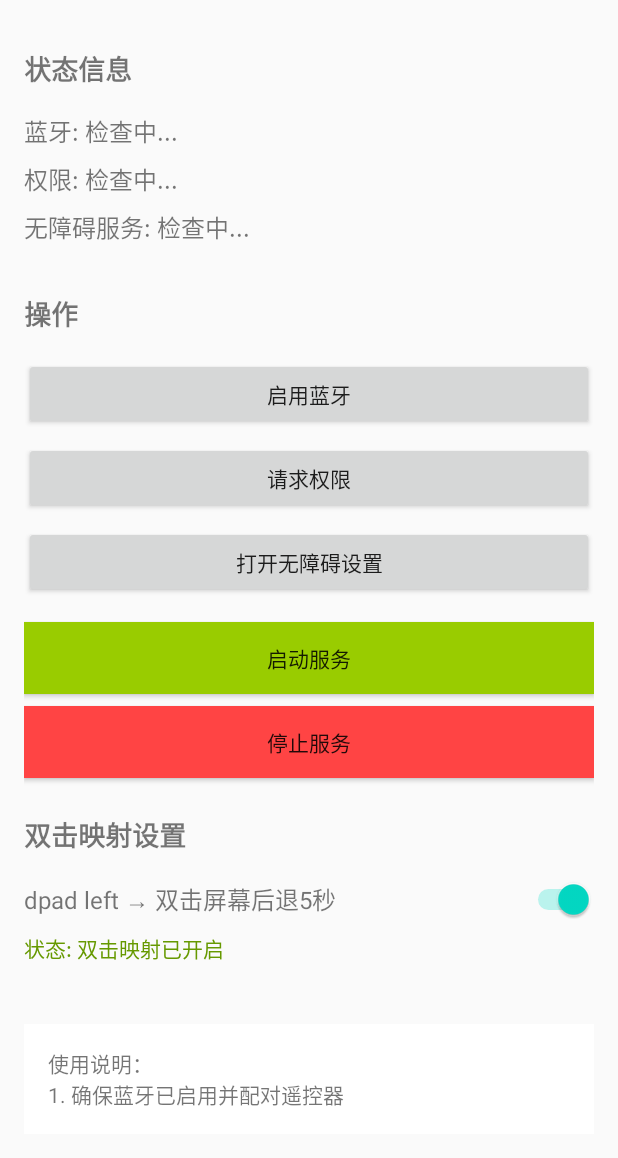
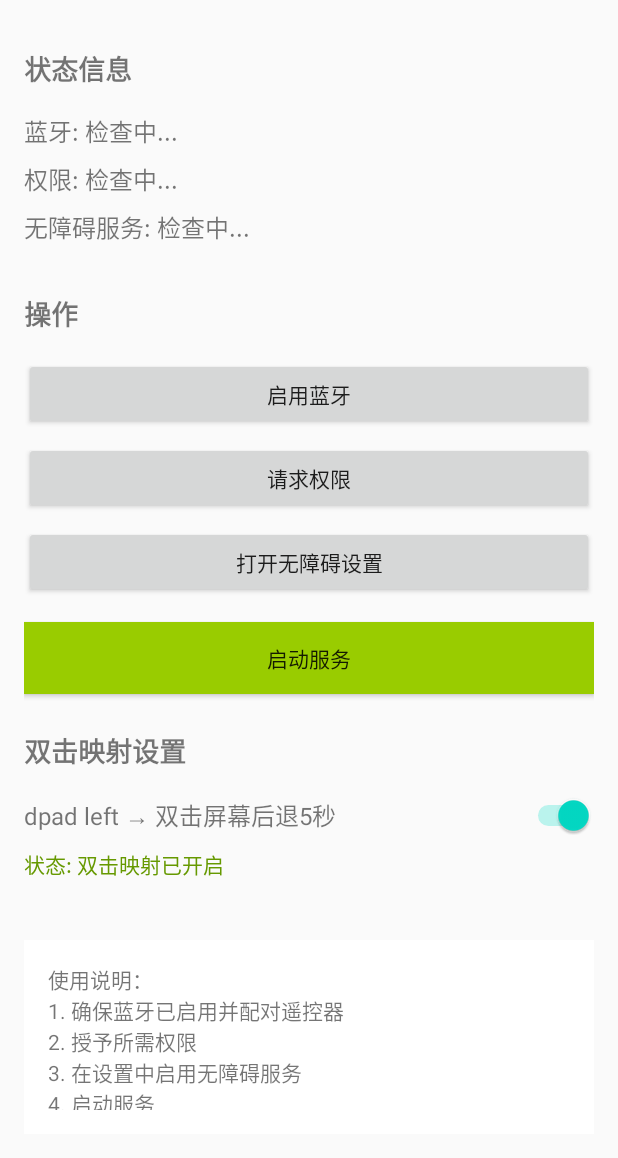
Before and after one commit to windy003/A_CRCK, an Android app: the layout activity_main.xml on its own in the app's theme, with its tools: preview values and no code run, on a phone screen of 412 x 824 dp, the part 78-1236 px from its top. Run offline under Robolectric (Android 15) with nearby library versions, the phone set to English and light mode, and no system bars.

Commit message:
主开关合二为一

```diff
--- a/app/build.gradle
+++ b/app/build.gradle
@@ -10,7 +10,7 @@
         minSdk 21
         targetSdk 34
         versionCode 1
-        versionName "2025/8/23-01"
+        versionName "2025/8/25-01"
     }
 
     buildTypes {
--- a/app/src/main/res/layout/activity_main.xml
+++ b/app/src/main/res/layout/activity_main.xml
@@ -78,19 +78,11 @@
         android:layout_marginBottom="16dp" />
 
     <Button
-        android:id="@+id/btnStartService"
+        android:id="@+id/btnToggleService"
         android:layout_width="match_parent"
         android:layout_height="wrap_content"
         android:text="启动服务"
         android:background="@android:color/holo_green_light"
-        android:layout_marginBottom="8dp" />
-
-    <Button
-        android:id="@+id/btnStopService"
-        android:layout_width="match_parent"
-        android:layout_height="wrap_content"
-        android:text="停止服务"
-        android:background="@android:color/holo_red_light"
         android:layout_marginBottom="24dp" />
 
     <!-- 双击映射功能开关区域 -->
```
Also changed, not shown: app/src/main/java/com/example/bluetoothkeymapper/MainActivity.kt (+58 -10 lines).
